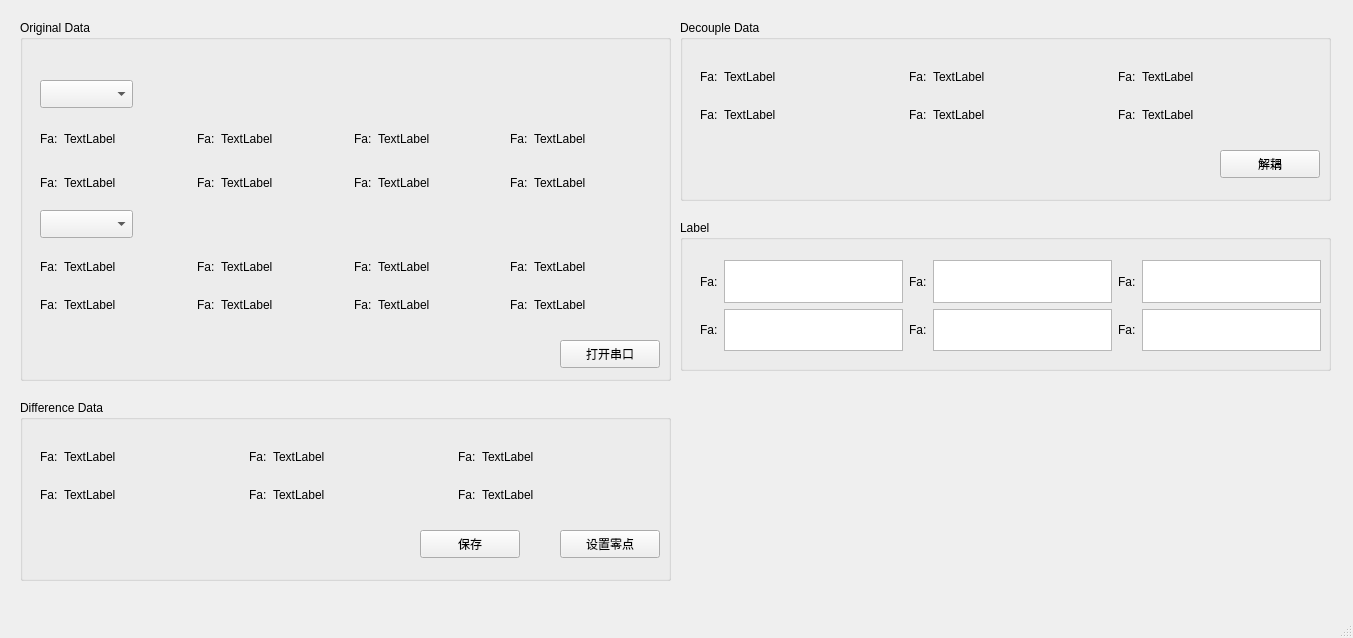
Old version of the form PyQt_ForceSensor/ForseSensor.ui in the repository Skylark0924/ForceSensor.
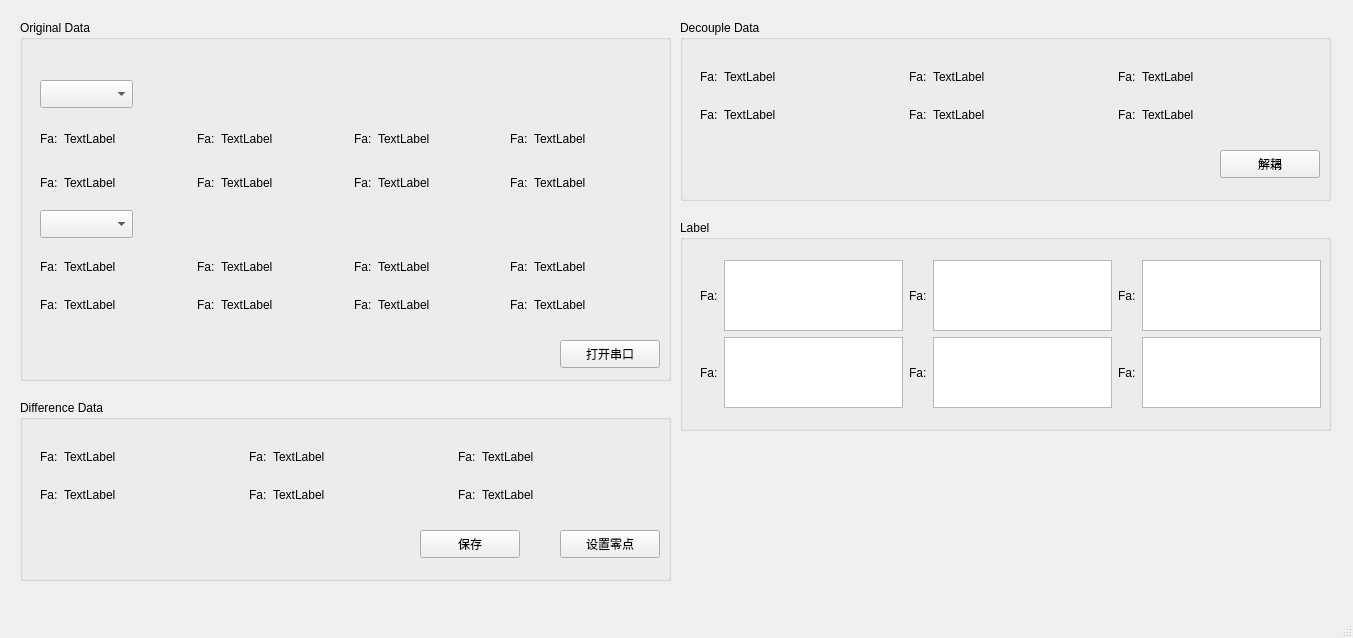
New version of the form.

What changed in the file:
```diff
--- a/PyQt_ForceSensor/ForseSensor.ui
+++ b/PyQt_ForceSensor/ForseSensor.ui
@@ -736,7 +736,7 @@
       <x>680</x>
       <y>220</y>
       <width>651</width>
-      <height>151</height>
+      <height>211</height>
      </rect>
     </property>
     <property name="title">
@@ -748,7 +748,7 @@
        <x>20</x>
        <y>40</y>
        <width>621</width>
-       <height>91</height>
+       <height>148</height>
       </rect>
      </property>
      <layout class="QGridLayout" name="gridLayout_8">
```
